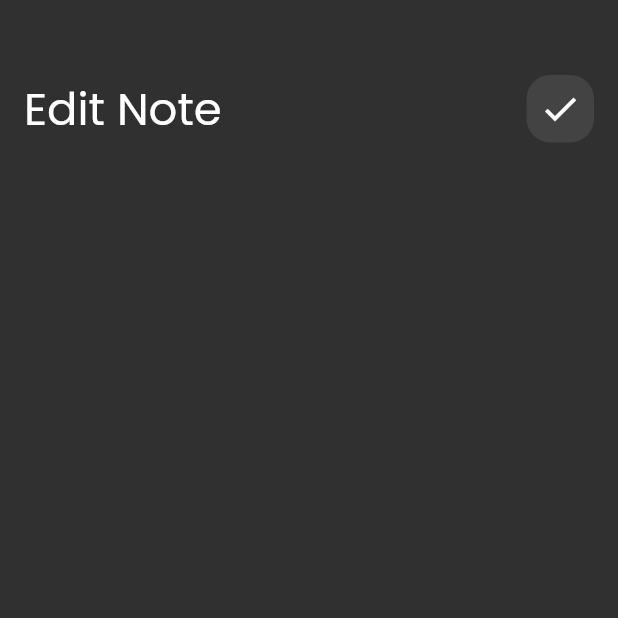
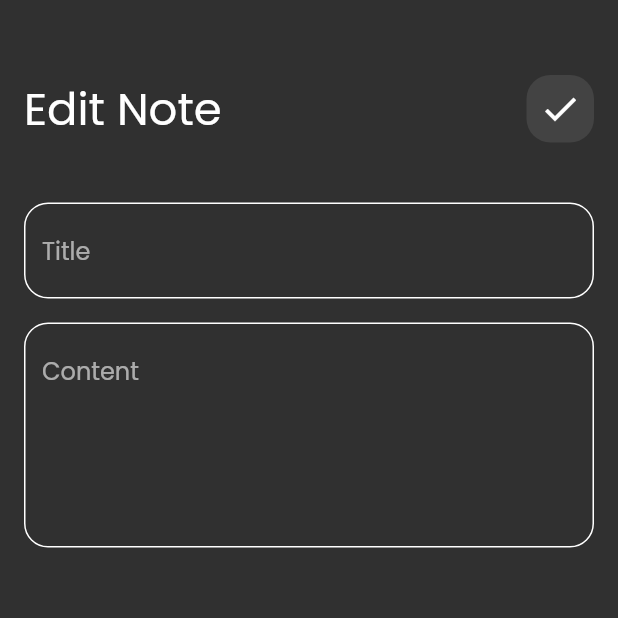
Before and after one commit to MahamedMahgoub/Notes-App, a Flutter app: the EditNoteView screen opened directly, on a phone screen of 412 x 824 dp, the top half of it. Run offline on Flutter 3.47's test engine with Material 2 defaults, Android fonts, the phone set to English and light mode, and no system bars.

Commit message:
edit note view page

```diff
--- a/lib/views/edit_note_view.dart
+++ b/lib/views/edit_note_view.dart
@@ -8,7 +8,7 @@ class EditNoteView extends StatelessWidget {
 
   @override
   Widget build(BuildContext context) {
-    return Scaffold(
+    return const Scaffold(
       body: EditNoteViewBody(),
     );
   }
--- a/lib/views/notes_view.dart
+++ b/lib/views/notes_view.dart
@@ -15,7 +15,7 @@ class NotesView extends StatelessWidget {
                   borderRadius: BorderRadius.circular(16)),
               context: context,
               builder: (context) {
-                return AddNoteSheet();
+                return const AddNoteSheet();
               },
             );
           },
--- a/lib/views/widegts/add_note_sheet.dart
+++ b/lib/views/widegts/add_note_sheet.dart
@@ -11,13 +11,13 @@ class AddNoteSheet extends StatelessWidget {
     return Column(
       children: const [
         Padding(
-          padding: EdgeInsets.only(top: 40, bottom: 16),
+          padding: EdgeInsets.only(top: 40, bottom: 16, left: 24, right: 24),
           child: CustomTextField(
             hint: 'Title',
           ),
         ),
         Padding(
-          padding: EdgeInsets.only(bottom: 16),
+          padding: EdgeInsets.symmetric(horizontal: 24),
           child: CustomTextField(
             hint: 'Content',
             maxLines: 5,
--- a/lib/views/widegts/custom_text_field.dart
+++ b/lib/views/widegts/custom_text_field.dart
@@ -7,16 +7,13 @@ class CustomTextField extends StatelessWidget {
   final int maxLines;
   @override
   Widget build(BuildContext context) {
-    return Padding(
-      padding: const EdgeInsets.symmetric(horizontal: 16),
-      child: TextField(
+    return TextField(
       maxLines: maxLines,
       cursorColor: kPrimaryColor,
       decoration: InputDecoration(
         hintText: hint,
         enabledBorder: bulidBorder(),
         focusedBorder: bulidBorder(color: kPrimaryColor),
-        ),
       ),
     );
   }
--- a/lib/views/widegts/edit_note_view_body.dart
+++ b/lib/views/widegts/edit_note_view_body.dart
@@ -2,6 +2,7 @@ import 'package:flutter/material.dart';
 import 'package:flutter/src/widgets/framework.dart';
 import 'package:flutter/src/widgets/placeholder.dart';
 import 'package:notes_app/views/widegts/custom_appbar.dart';
+import 'package:notes_app/views/widegts/custom_text_field.dart';
 
 class EditNoteViewBody extends StatelessWidget {
   const EditNoteViewBody({super.key});
@@ -9,9 +10,8 @@ class EditNoteViewBody extends StatelessWidget {
   @override
   Widget build(BuildContext context) {
     return Padding(
-      padding: const EdgeInsets.symmetric(horizontal: 16),
-      child: Column(
-        children: const [
+        padding: const EdgeInsets.symmetric(horizontal: 16),
+        child: Column(children: const [
           SizedBox(
             height: 50,
           ),
@@ -19,8 +19,16 @@ class EditNoteViewBody extends StatelessWidget {
             title: 'Edit Note',
             icon: Icons.check,
           ),
-        ],
-      ),
-    );
+          Padding(
+            padding: EdgeInsets.only(top: 40, bottom: 16),
+            child: CustomTextField(
+              hint: 'Title',
+            ),
+          ),
+          CustomTextField(
+            hint: 'Content',
+            maxLines: 5,
+          ),
+        ]));
   }
 }
```
Lines whose indentation alone changed are shown as unchanged.
